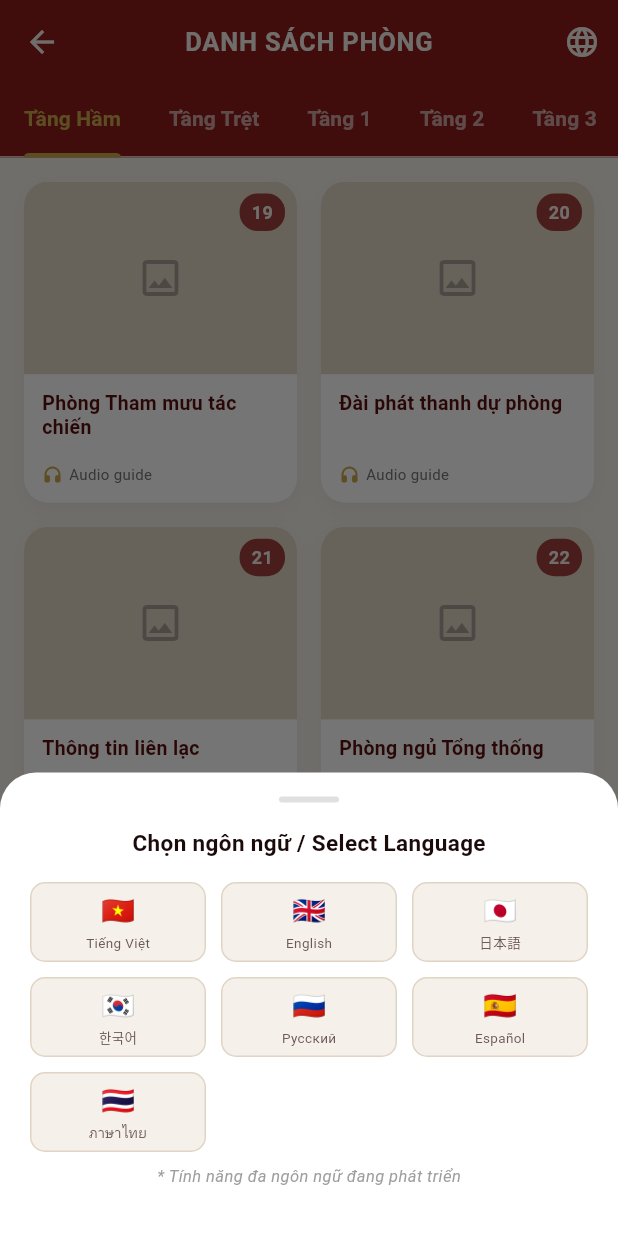
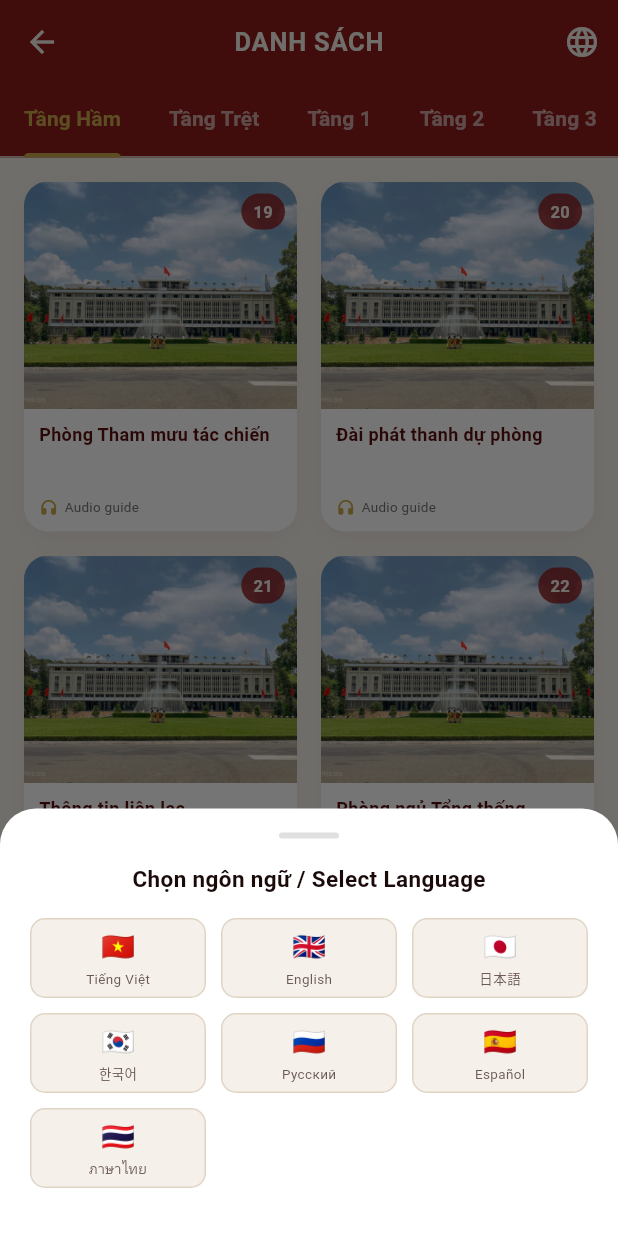
Before and after one commit to MQuyen123/test_code_demo, a Flutter app: the _HomeView screen opened directly, after a tap on the "language" icon, on a phone screen of 412 x 824 dp. Run offline on Flutter 3.47's test engine with Material 3 defaults, Android fonts, the phone set to English and light mode, and no system bars; our stand-ins replace audioplayers, equatable, flutter_bloc.

Commit message:
Update map floor images, adjust map presentation, and update local data source

```diff
--- a/lib/features/home/domain/entities/exhibit_entity.dart
+++ b/lib/features/home/domain/entities/exhibit_entity.dart
@@ -11,6 +11,7 @@ class ExhibitEntity extends Equatable {
   final String category; // 'room', 'garden', etc.
   final bool isRoom;
   final String? audioUrl; // Đường dẫn file nhạc mp3
+  final String? imagePath;
 
   const ExhibitEntity({
     required this.id,
@@ -23,6 +24,7 @@ class ExhibitEntity extends Equatable {
     required this.category,
     this.isRoom = false,
     this.audioUrl,
+    this.imagePath,
   });
 
   @override
@@ -37,5 +39,6 @@ class ExhibitEntity extends Equatable {
         category,
         isRoom,
         audioUrl,
+        imagePath,
       ];
 }
--- a/lib/features/home/domain/entities/floor_entity.dart
+++ b/lib/features/home/domain/entities/floor_entity.dart
@@ -4,14 +4,16 @@ import 'exhibit_entity.dart';
 class FloorEntity extends Equatable {
   final int floorNumber;
   final String name;
+  final String mapImagePath;
   final List<ExhibitEntity> exhibits;
 
   const FloorEntity({
     required this.floorNumber,
     required this.name,
+    required this.mapImagePath,
     required this.exhibits,
   });
 
   @override
-  List<Object?> get props => [floorNumber, name, exhibits];
+  List<Object?> get props => [floorNumber, name, mapImagePath, exhibits];
 }
--- a/lib/features/home/presentation/home_screen.dart
+++ b/lib/features/home/presentation/home_screen.dart
@@ -28,7 +28,7 @@ class _HomeView extends StatelessWidget {
     return Scaffold(
       backgroundColor: AppColors.surface,
       appBar: AppBar(
-        title: const Text('DANH SÁCH PHÒNG'),
+        title: const Text('DANH SÁCH'),
         actions: [
           IconButton(
             icon: const Icon(Icons.language_rounded),
@@ -62,15 +62,17 @@ class _HomeView extends StatelessWidget {
                   ),
                   Expanded(
                     child: TabBarView(
+                      physics: const BouncingScrollPhysics(),
                       children: floors.map((floor) {
                         return GridView.builder(
+                          physics: const AlwaysScrollableScrollPhysics(),
                           padding: const EdgeInsets.all(16),
                           gridDelegate:
                               const SliverGridDelegateWithFixedCrossAxisCount(
                             crossAxisCount: 2,
                             mainAxisSpacing: 16,
                             crossAxisSpacing: 16,
-                            childAspectRatio: 0.85,
+                            childAspectRatio: 0.78,
                           ),
                           itemCount: floor.exhibits.length,
                           itemBuilder: (context, index) {
@@ -122,15 +124,15 @@ class _ExhibitCard extends StatelessWidget {
           crossAxisAlignment: CrossAxisAlignment.start,
           children: [
             Expanded(
-              flex: 3,
+              flex: 13,
               child: Stack(
                 fit: StackFit.expand,
                 children: [
                   Container(
                     color: AppColors.divider,
-                    child: const Center(
-                      child: Icon(Icons.image_outlined,
-                          color: Colors.black26, size: 32),
+                    child: const Image(
+                      image: AssetImage('assets/images/Dinh_doc_lap.webp'),
+                      fit: BoxFit.cover,
                     ),
                   ),
                   Positioned(
@@ -152,7 +154,7 @@ class _ExhibitCard extends StatelessWidget {
                               ? AppColors.textLight
                               : AppColors.primaryDark,
                           fontWeight: FontWeight.bold,
-                          fontSize: 12,
+                          fontSize: 11,
                         ),
                       ),
                     ),
@@ -160,17 +162,18 @@ class _ExhibitCard extends StatelessWidget {
                 ],
               ),
             ),
+            // Phần thông tin chiếm 35% chiều cao card
             Expanded(
-              flex: 2,
+              flex: 7,
               child: Padding(
-                padding: const EdgeInsets.all(12),
+                padding: const EdgeInsets.all(10),
                 child: Column(
                   crossAxisAlignment: CrossAxisAlignment.start,
                   children: [
                     Text(
                       exhibit.name,
                       style: const TextStyle(
-                        fontSize: 13,
+                        fontSize: 12,
                         fontWeight: FontWeight.bold,
                         color: AppColors.primaryDark,
                         height: 1.2,
@@ -182,13 +185,18 @@ class _ExhibitCard extends StatelessWidget {
                     Row(
                       children: [
                         const Icon(Icons.headphones_rounded,
-                            size: 14, color: AppColors.gold),
+                            size: 13, color: AppColors.gold),
                         const SizedBox(width: 4),
-                        Text(
-                          'Audio guide',
-                          style: TextStyle(
-                            fontSize: 10,
-                            color: Colors.grey.shade600,
+                        Expanded(
+                          child: Text(
+                            'Audio guide',
+                            style: TextStyle(
+                              fontSize: 9,
+                              color: Colors.grey.shade600,
+                              letterSpacing: 0.2,
+                            ),
+                            maxLines: 1,
+                            overflow: TextOverflow.ellipsis,
                           ),
                         ),
                       ],
--- a/lib/features/intro/presentation/widgets/language_picker_widget.dart
+++ b/lib/features/intro/presentation/widgets/language_picker_widget.dart
@@ -63,15 +63,6 @@ class LanguagePickerWidget extends StatelessWidget {
                 .map((lang) => _LangTile(flag: lang.$1, label: lang.$2))
                 .toList(),
           ),
-          const SizedBox(height: 8),
-          Text(
-            '* Tính năng đa ngôn ngữ đang phát triển',
-            style: TextStyle(
-              fontSize: 11,
-              color: Colors.grey.shade500,
-              fontStyle: FontStyle.italic,
-            ),
-          ),
         ],
       ),
     );
--- a/lib/features/pin_entry/presentation/pin_entry_screen.dart
+++ b/lib/features/pin_entry/presentation/pin_entry_screen.dart
@@ -149,11 +149,7 @@ class _PinEntryViewState extends State<_PinEntryView> {
                   Row(
                     mainAxisAlignment: MainAxisAlignment.spaceBetween,
                     children: [
-                      _KeypadButton(
-                        text: 'R',
-                        onTap: () => _onKeypadTap('R'),
-                        color: AppColors.surface,
-                      ),
+                      const SizedBox(width: 70),
                       _KeypadButton(
                         text: '0',
                         onTap: () => _onKeypadTap('0'),
--- a/pubspec.yaml
+++ b/pubspec.yaml
@@ -25,3 +25,4 @@ flutter:
     - assets/images/
     - assets/maps/
     - assets/audio/
+    - assets/images/exhibit/
```
Also changed, not shown: lib/features/home/data/sources/local_data_source.dart (+68 -0 lines), lib/features/map/presentation/map_screen.dart (+5 -8 lines), assets/images/exhibit/phong_hoi_truong.webp (added), assets/images/map/1st.png (added), assets/images/map/2nd.png (added), assets/images/map/3rd.png (added), assets/images/map/4th.png (added), assets/images/map/bunker.png (added), assets/images/map/ground.png (added).
